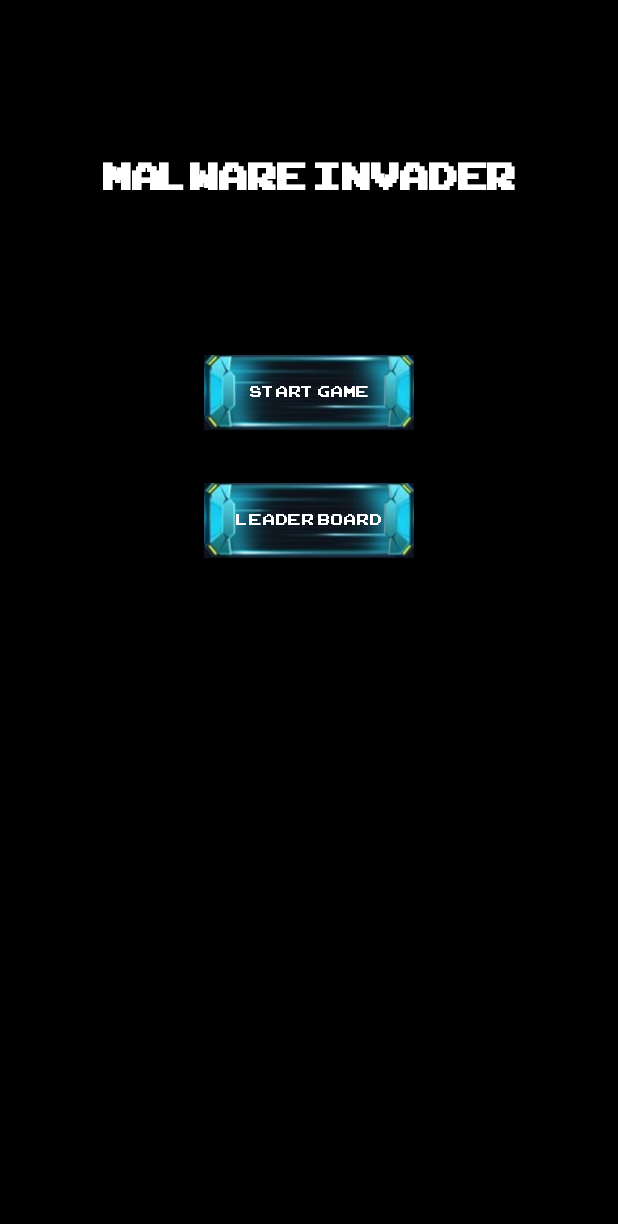
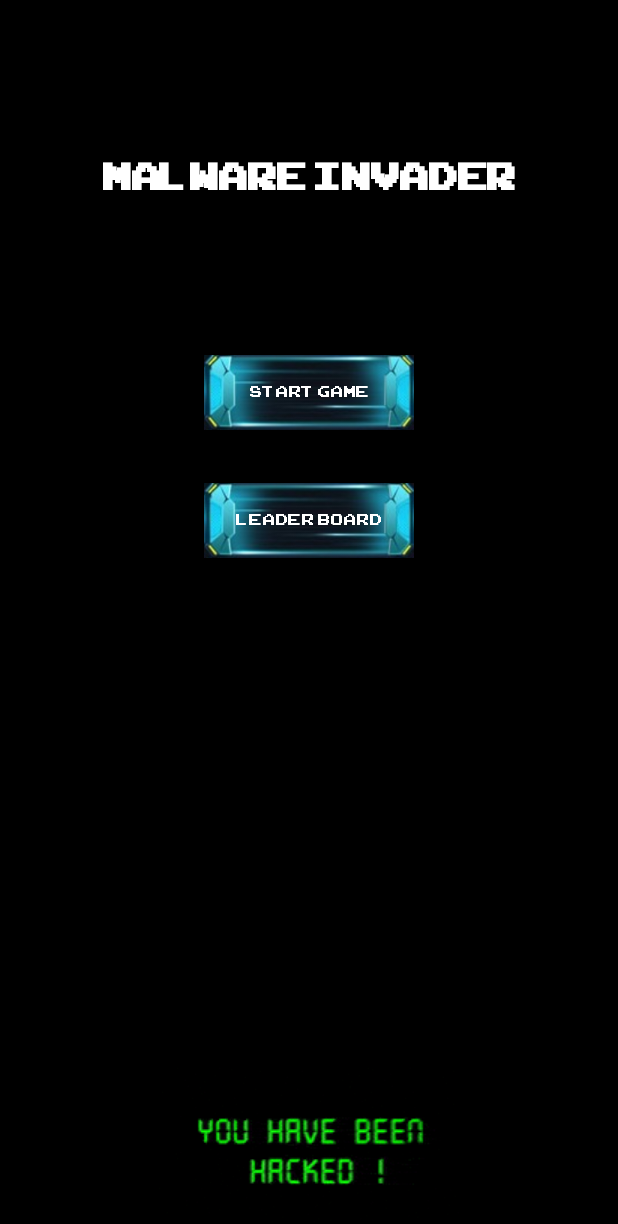
Before and after one commit to ecs160ss12019/StackOverflow, an Android app: the screen it shows after launch (MainActivity), on a phone screen of 412 x 824 dp. Shown: the top 1224 px of the screen. Run offline under Robolectric (Android 15) with nearby library versions, the phone set to English and light mode, and no system bars; plain views replace ScrollingImageView.

Commit message:
Main Menu: animate background
use Scrolling view and gif view ( edit build file )

```diff
--- a/app/build.gradle
+++ b/app/build.gradle
@@ -4,7 +4,7 @@ android {
     compileSdkVersion 26
     defaultConfig {
         applicationId "com.example.wendaxu.homepage"
-        minSdkVersion 16
+        minSdkVersion 17
         targetSdkVersion 26
         versionCode 1
         versionName "1.0"
@@ -22,6 +22,8 @@ dependencies {
     implementation 'com.android.support:support-annotations:27.1.1'
     //Add library for scrolling image view
     implementation 'com.github.Q42:AndroidScrollingImageView:1.3.3'
+    //Add library for adding gif
+    implementation 'pl.droidsonroids.gif:android-gif-drawable:1.2.17'
     implementation fileTree(dir: 'libs', include: ['*.jar'])
     implementation 'com.android.support:appcompat-v7:26.1.0'
     implementation 'com.android.support.constraint:constraint-layout:1.1.3'
--- a/app/src/main/res/layout/activity_main.xml
+++ b/app/src/main/res/layout/activity_main.xml
@@ -12,59 +12,71 @@
 
     <com.q42.android.scrollingimageview.ScrollingImageView
         android:id="@+id/scrolling_background"
-        android:layout_width="306dp"
+        android:layout_width="match_parent"
         android:layout_height="match_parent"
         android:layout_gravity="center"
-        scrolling_image_view:speed="1dp"
-        scrolling_image_view:src="@drawable/codebackground" />
+        android:layout_marginBottom="50dp"
+        scrolling_image_view:speed="3dp"
+        scrolling_image_view:src="@drawable/mybackground" />
 
     <RelativeLayout
         android:layout_width="match_parent"
         android:layout_height="match_parent">
 
+
         <TextView
             android:id="@+id/textView"
-            android:fontFamily="@font/arcadeclassic"
             android:layout_width="wrap_content"
             android:layout_height="wrap_content"
             android:layout_alignParentTop="true"
             android:layout_centerHorizontal="true"
             android:layout_marginTop="100dp"
+            android:fontFamily="@font/arcadeclassic"
             android:text="Malware Invader"
             android:textColor="#ffffff"
-            android:textSize="35dp"
-            android:textStyle="bold"
-            />
+            android:textSize="35sp"
+            android:textStyle="bold" />
 
 
         <Button
             android:id="@+id/buttonStart"
-            android:fontFamily="@font/arcadeclassic"
             android:layout_width="140dp"
             android:layout_height="50dp"
             android:layout_below="@+id/textView"
             android:layout_centerHorizontal="true"
             android:layout_marginTop="100dp"
             android:background="@drawable/button"
-            android:textSize="15dp"
             android:elevation="0dp"
+            android:fontFamily="@font/arcadeclassic"
             android:text="Start Game"
-            android:textColor="#ffff" />
+            android:textColor="#ffff"
+            android:textSize="15sp" />
 
         <Button
             android:id="@+id/buttonBoard"
-            android:fontFamily="@font/arcadeclassic"
             android:layout_width="140dp"
             android:layout_height="50dp"
+            android:layout_below="@+id/buttonStart"
             android:layout_centerHorizontal="true"
-            android:layout_below="@+id/buttonStart"
             android:layout_marginTop="35dp"
             android:background="@drawable/button"
             android:elevation="0dp"
-            android:textSize="15dp"
+            android:fontFamily="@font/arcadeclassic"
             android:text="Leader board"
-            android:textColor="#ffff" />
+            android:textColor="#ffff"
+            android:textSize="15sp" />
+
+        <pl.droidsonroids.gif.GifImageView
+            android:layout_width="match_parent"
+            android:layout_height="wrap_content"
+            android:layout_alignParentBottom="true"
+            android:layout_centerHorizontal="true"
+            android:src="@drawable/backgroundgif" />
+
+
 
     </RelativeLayout>
 
+
+
 </FrameLayout>
```
Also changed, not shown: app/src/main/res/drawable/backgroundgif.gif (added), app/src/main/res/drawable/mybackground.png (added), 60 other files.
